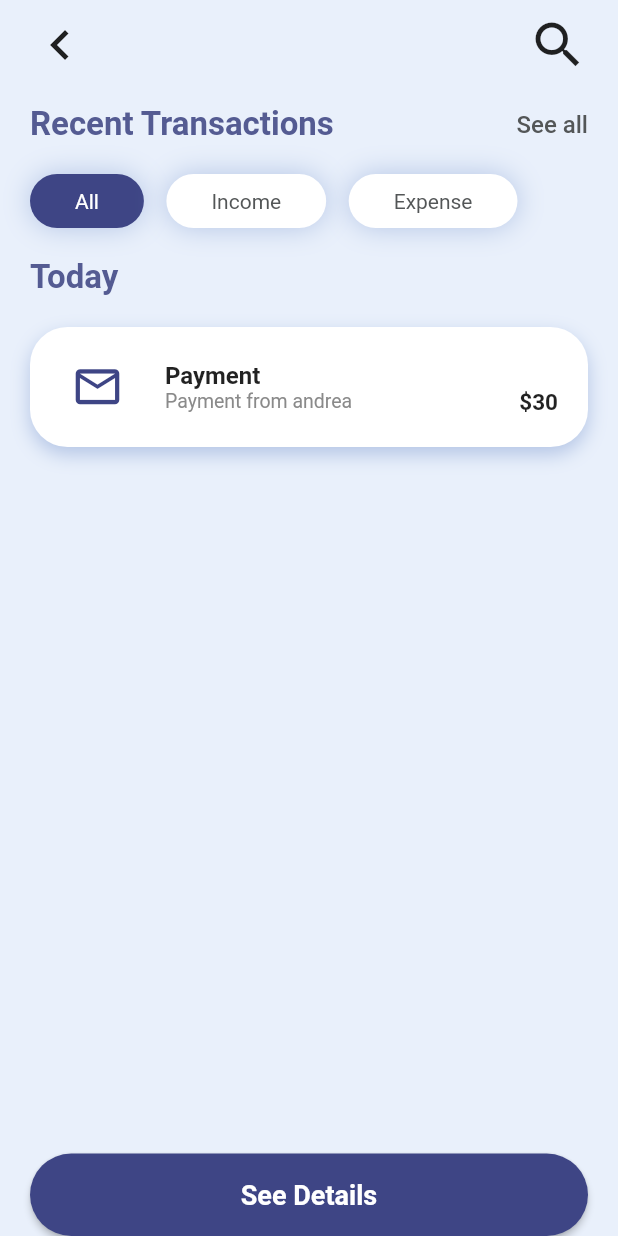
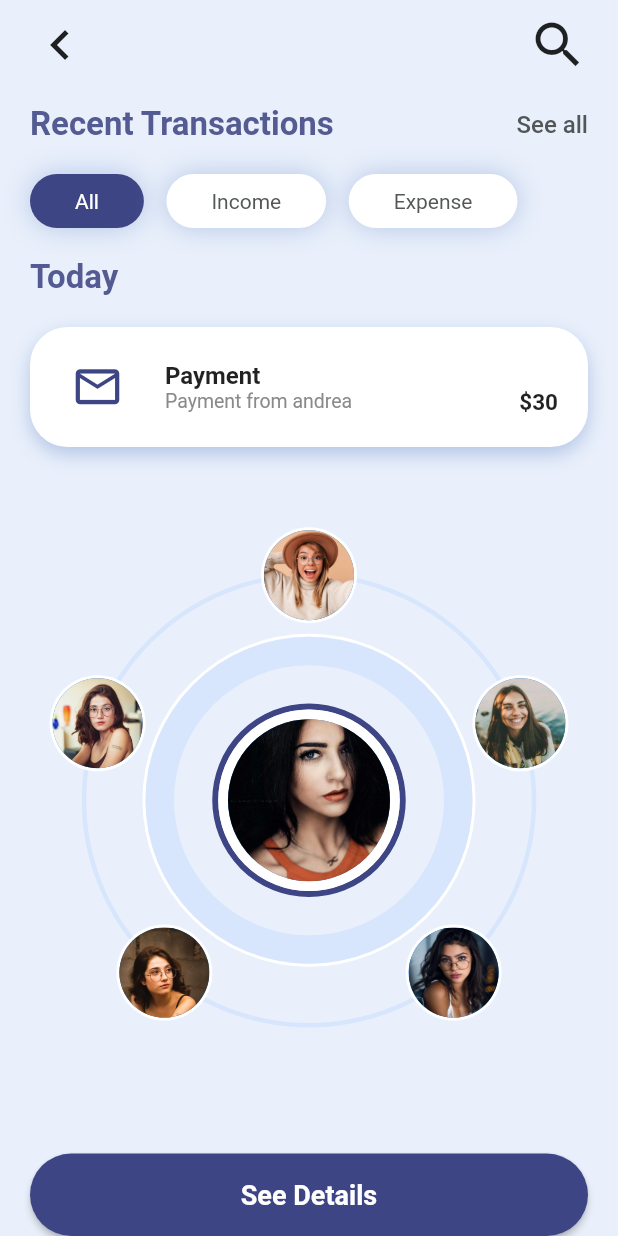
Before and after one commit to gomezjcdev/FlutterDesigns, a Flutter app: the TransactionDetail screen opened by its route, on a phone screen of 412 x 824 dp. Run offline on Flutter 3.47's test engine with Material 2 defaults, Android fonts, the phone set to English and light mode, and no system bars.

Commit message:
Finish rounded menu

```diff
--- a/FinancialApp/lib/src/auth/ui/screens/transaction_detail.dart
+++ b/FinancialApp/lib/src/auth/ui/screens/transaction_detail.dart
@@ -1,5 +1,6 @@
 import 'package:financial_app/src/auth/ui/model/transaction_item.dart';
 import 'package:financial_app/src/auth/ui/widgets/main_button.dart';
+import 'package:financial_app/src/auth/ui/widgets/radial_menu.dart';
 import 'package:financial_app/src/auth/ui/widgets/transaction_item.dart';
 import 'package:flutter/material.dart';
 
@@ -26,9 +27,12 @@ class TransactionDetail extends StatelessWidget {
             children: [
               Row(
                 mainAxisAlignment: MainAxisAlignment.spaceBetween,
-                children: const [
-                  Icon(Icons.chevron_left, size: 40),
-                  Icon(Icons.search_outlined, size: 40),
+                children: [
+                  GestureDetector(
+                    onTap: () => Navigator.of(context).pop(),
+                    child: const Icon(Icons.chevron_left, size: 40),
+                  ),
+                  const Icon(Icons.search_outlined, size: 40),
                 ],
               ),
               const SizedBox(height: 20),
@@ -69,7 +73,7 @@ class TransactionDetail extends StatelessWidget {
                 ),
               ),
               const SizedBox(height: 20),
-              Expanded(child: Container()),
+              const Expanded(child: Center(child: RadialMenu())),
               const SizedBox(height: 20),
               MainButton(
                 onPressed: () => print('clicked'),
--- /dev/null
+++ b/FinancialApp/lib/src/auth/ui/widgets/circle_painter.dart
@@ -0,0 +1,27 @@
+import 'package:flutter/material.dart';
+
+class CirclePainter extends CustomPainter {
+  final Color color;
+  final double stroke;
+  final PaintingStyle style;
+  late Paint _paint;
+
+  CirclePainter(
+      {required this.color, required this.stroke, required this.style}) {
+    _paint = Paint()
+      ..color = color
+      ..strokeWidth = stroke
+      ..style = style;
+  }
+
+  @override
+  void paint(Canvas canvas, Size size) {
+    canvas.drawOval(
+      Rect.fromLTWH(0, 0, size.width, size.height),
+      _paint,
+    );
+  }
+
+  @override
+  bool shouldRepaint(CustomPainter oldDelegate) => false;
+}
--- /dev/null
+++ b/FinancialApp/lib/src/auth/ui/widgets/radial_menu.dart
@@ -0,0 +1,83 @@
+import 'package:financial_app/src/auth/ui/widgets/circle_painter.dart';
+import 'package:financial_app/src/utils/colors.dart';
+import 'package:flutter/material.dart';
+
+import 'dart:math';
+import 'package:vector_math/vector_math.dart' show radians, Vector3;
+
+class RadialMenu extends StatefulWidget {
+  const RadialMenu({Key? key}) : super(key: key);
+
+  @override
+  createState() => _RadialMenuState();
+}
+
+class _RadialMenuState extends State<RadialMenu> {
+  @override
+  void initState() {
+    super.initState();
+  }
+
+  @override
+  Widget build(BuildContext context) {
+    return const RadialAnimation();
+  }
+}
+
+class RadialAnimation extends StatelessWidget {
+  final circleSize = 150;
+
+  const RadialAnimation({Key? key}) : super(key: key);
+
+  @override
+  Widget build(BuildContext context) {
+    return Stack(
+      alignment: Alignment.center,
+      children: <Widget>[
+        _drawCircleLine(300, ringColor, 3, PaintingStyle.stroke),
+        _drawCircleLine(220, whiteColor, 2, PaintingStyle.stroke),
+        _drawCircleLine(218, ringColor, 1, PaintingStyle.fill),
+        _drawCircleLine(180, primaryColor, 1, PaintingStyle.fill),
+        _buildButton(340, 'assets/images/photo1.jpeg'),
+        _buildButton(270, 'assets/images/photo2.jpeg'),
+        _buildButton(200, 'assets/images/photo3.jpeg'),
+        _buildButton(50,  'assets/images/photo4.jpeg'),
+        _buildButton(130, 'assets/images/photo5.jpeg'),
+        _drawCircleLine(125, buttonColor, 4, PaintingStyle.stroke),
+        _drawCircleLine(121, whiteColor, 1, PaintingStyle.fill),
+        const CircleAvatar(
+          radius: 54,
+          backgroundImage: AssetImage('assets/images/photo6.jpeg'),
+        ),
+      ],
+    );
+  }
+
+  _drawCircleLine(
+      double size, Color color, double stroke, PaintingStyle style) {
+    return CustomPaint(
+      size: Size(size, size),
+      painter: CirclePainter(
+        color: color,
+        stroke: stroke,
+        style: style,
+      ),
+    );
+  }
+
+  _buildButton(double angle, String photo) {
+    final double rad = radians(angle);
+    return Transform(
+      transform: Matrix4.identity()
+        ..translate((circleSize) * cos(rad), (circleSize) * sin(rad)),
+      child: CircleAvatar(
+        radius: 32,
+        backgroundColor: whiteColor,
+        child: CircleAvatar(
+          radius: 30,
+          backgroundImage: AssetImage(photo),
+        ),
+      ),
+    );
+  }
+}
--- a/FinancialApp/lib/src/utils/colors.dart
+++ b/FinancialApp/lib/src/utils/colors.dart
@@ -10,4 +10,5 @@ const buttonColor     = Color(0xFF3E4585);
 const tabOptionsColor = Color(0xFF535657);
 const titleColor      = Color(0xFF545B92);
 const iconBackground  = Color(0xFFE3E7F7);
+const ringColor       = Color(0xFFD7E6FD);
 const colorBlack      = Colors.black54;
--- a/FinancialApp/pubspec.yaml
+++ b/FinancialApp/pubspec.yaml
@@ -9,7 +9,9 @@ environment:
 dependencies:
   flutter:
     sdk: flutter
+
   cupertino_icons: ^1.0.2
+  vector_math: ^2.0.8
 
 dev_dependencies:
   flutter_test:
```
Also changed, not shown: FinancialApp/assets/images/photo1.jpeg (added), FinancialApp/assets/images/photo2.jpeg (added), FinancialApp/assets/images/photo3.jpeg (added), FinancialApp/assets/images/photo4.jpeg (added), FinancialApp/assets/images/photo5.jpeg (added), FinancialApp/assets/images/photo6.jpeg (added), FinancialApp/pubspec.lock.
